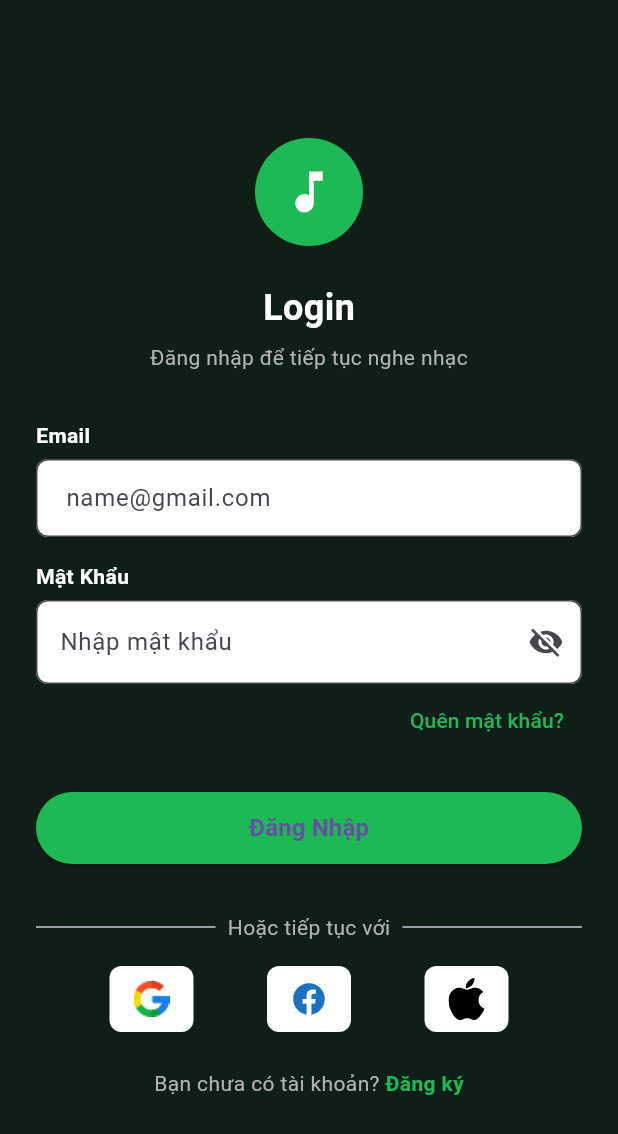
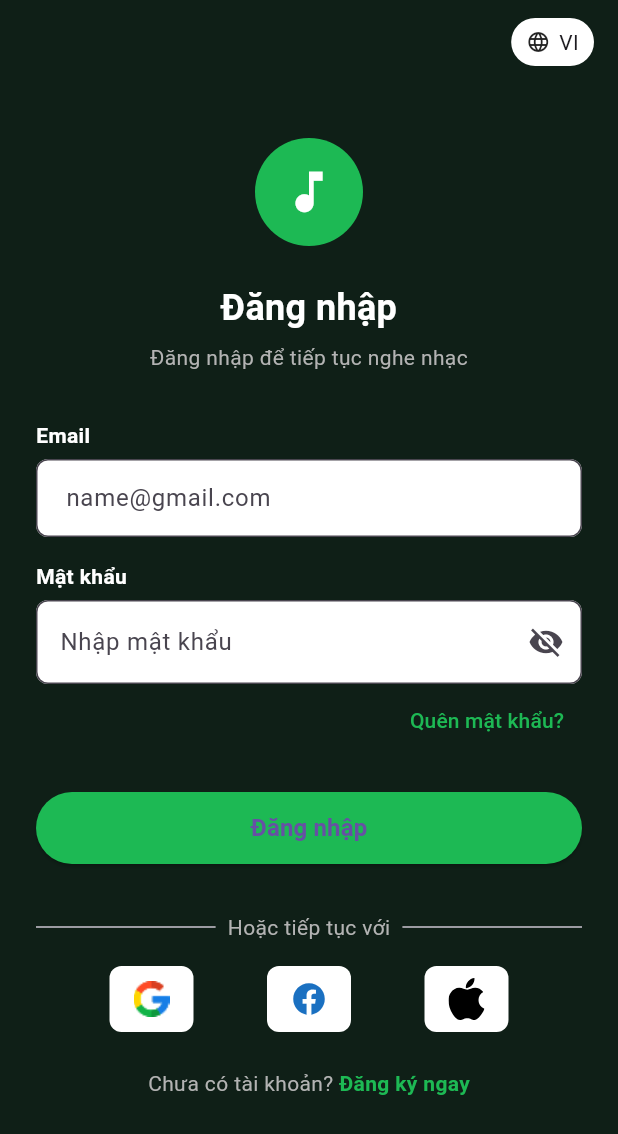
Before and after one commit to havando1302/2025_2_LTTBDD_N02_Nhom_08, a Flutter app: the screen it shows after launch, on a phone screen of 412 x 824 dp. Shown: the top 1134 px of the screen. Run offline on Flutter 3.47's test engine with Material 3 defaults, Android fonts, the phone set to English and light mode, and no system bars; our stand-ins replace flutter_svg, go_router.

Commit message:
Xây dựng chuyển đổi ngôn ngữ trang login

```diff
--- a/lib/views/login/login.dart
+++ b/lib/views/login/login.dart
@@ -1,6 +1,12 @@
 import 'package:flutter/material.dart';
+import 'package:flutter_svg/flutter_svg.dart';
+import 'package:provider/provider.dart';
+import 'package:go_router/go_router.dart';
 import 'package:musicbox/constants/app_colors.dart';
-import 'package:flutter_svg/flutter_svg.dart';
+import 'package:musicbox/controllers/user_controller.dart';
+import 'package:musicbox/models/user_model.dart';
+import 'package:musicbox/providers/app_provider.dart';
+import 'package:musicbox/translates/app_localizations.dart';
 
 class LoginPage extends StatefulWidget {
   const LoginPage({super.key});
@@ -13,10 +19,16 @@ class _LoginPageState extends State<LoginPage> {
   final TextEditingController emailController = TextEditingController();
   final TextEditingController passwordController = TextEditingController();
 
+  final UserController userController = UserController();
+
   bool obscurePassword = true;
 
   @override
   Widget build(BuildContext context) {
+    final localeProvider = context.watch<LocaleProvider>();
+    final lang = localeProvider.locale.languageCode.toUpperCase();
+    final t = AppLocalizations.of(context)!;
+
     return Scaffold(
       backgroundColor: Color(MyColor.pr1),
       body: SafeArea(
@@ -41,9 +53,10 @@ class _LoginPageState extends State<LoginPage> {
                         color: Colors.white,
                       ),
                     ),
+
                     const SizedBox(height: 24),
                     Text(
-                      "Login",
+                      t.login,
                       style: TextStyle(
                         fontSize: 24,
                         fontWeight: FontWeight.bold,
@@ -53,7 +66,7 @@ class _LoginPageState extends State<LoginPage> {
                     const SizedBox(height: 6),
 
                     Text(
-                      "Đăng nhập để tiếp tục nghe nhạc",
+                      t.loginSubtitle,
                       style: TextStyle(
                         fontSize: 14,
                         color: Color(MyColor.grey),
@@ -64,7 +77,7 @@ class _LoginPageState extends State<LoginPage> {
                     Align(
                       alignment: Alignment.centerLeft,
                       child: Text(
-                        "Email",
+                        t.email,
                         style: const TextStyle(
                           color: Color(MyColor.white),
                           fontWeight: FontWeight.w600,
@@ -73,6 +86,7 @@ class _LoginPageState extends State<LoginPage> {
                     ),
                     const SizedBox(height: 6),
                     TextField(
+                      controller: emailController,
                       decoration: InputDecoration(
                         hintText: "name@gmail.com",
                         filled: true,
@@ -86,11 +100,12 @@ class _LoginPageState extends State<LoginPage> {
                         ),
                       ),
                     ),
+
                     const SizedBox(height: 16),
                     Align(
                       alignment: Alignment.centerLeft,
                       child: Text(
-                        "Mật Khẩu",
+                        t.password,
                         style: const TextStyle(
                           color: Color(MyColor.white),
                           fontWeight: FontWeight.w600,
@@ -99,9 +114,10 @@ class _LoginPageState extends State<LoginPage> {
                     ),
                     const SizedBox(height: 6),
                     TextField(
+                      controller: passwordController,
                       obscureText: obscurePassword,
                       decoration: InputDecoration(
-                        hintText: "Nhập mật khẩu",
+                        hintText: t.enterPassword,
                         filled: true,
                         fillColor: Colors.white,
                         suffixIcon: IconButton(
@@ -126,12 +142,14 @@ class _LoginPageState extends State<LoginPage> {
                       child: TextButton(
                         onPressed: () {},
                         child: Text(
-                          "Quên mật khẩu?",
+                          t.forgotPassword,
                           style: TextStyle(color: Color(MyColor.pr4)),
                         ),
                       ),
                     ),
+
                     const SizedBox(height: 24),
+
                     SizedBox(
                       width: double.infinity,
                       height: 48,
@@ -142,9 +160,29 @@ class _LoginPageState extends State<LoginPage> {
                             borderRadius: BorderRadius.circular(24),
                           ),
                         ),
-                        onPressed: () {},
+                        onPressed: () {
+                          final email = emailController.text.trim();
+                          final pass = passwordController.text.trim();
+
+                          if (email.isEmpty || pass.isEmpty) {
+                            _showSnack(t.fillAll);
+                            return;
+                          }
+
+                          final UserModel? user = userController.login(
+                            email: email,
+                            password: pass,
+                          );
+
+                          if (user != null) {
+                            _showSnack("${t.welcome} ${user.name}");
+                            context.go('/home');
+                          } else {
+                            _showSnack(t.invalidLogin);
+                          }
+                        },
                         child: Text(
-                          "Đăng Nhập",
+                          t.login,
                           style: const TextStyle(
                             fontSize: 16,
                             fontWeight: FontWeight.w600,
@@ -152,6 +190,7 @@ class _LoginPageState extends State<LoginPage> {
                         ),
                       ),
                     ),
+
                     const SizedBox(height: 32),
                     Row(
                       children: [
@@ -159,13 +198,14 @@ class _LoginPageState extends State<LoginPage> {
                         Padding(
                           padding: const EdgeInsets.symmetric(horizontal: 8),
                           child: Text(
-                            "Hoặc tiếp tục với",
+                            t.orContinue,
                             style: TextStyle(color: Color(MyColor.grey)),
                           ),
                         ),
                         const Expanded(child: Divider()),
                       ],
                     ),
+
                     const SizedBox(height: 16),
 
                     Row(
@@ -183,11 +223,11 @@ class _LoginPageState extends State<LoginPage> {
                       mainAxisAlignment: MainAxisAlignment.center,
                       children: [
                         Text(
-                          "Bạn chưa có tài khoản? ",
+                          t.noAccount,
                           style: TextStyle(color: Color(MyColor.grey)),
                         ),
                         Text(
-                          "Đăng ký",
+                          t.signUp,
                           style: TextStyle(
                             color: Color(MyColor.pr4),
                             fontWeight: FontWeight.w600,
@@ -196,6 +236,31 @@ class _LoginPageState extends State<LoginPage> {
                       ],
                     ),
                   ],
+                ),
+              ),
+            ),
+
+            Positioned(
+              top: 12,
+              right: 16,
+              child: GestureDetector(
+                onTap: () => context.read<LocaleProvider>().toggle(),
+                child: Container(
+                  padding: const EdgeInsets.symmetric(
+                    horizontal: 10,
+                    vertical: 6,
+                  ),
+                  decoration: BoxDecoration(
+                    color: Colors.white,
+                    borderRadius: BorderRadius.circular(20),
+                  ),
+                  child: Row(
+                    children: [
+                      const Icon(Icons.language, size: 16),
+                      const SizedBox(width: 6),
+                      Text(lang),
+                    ],
+                  ),
                 ),
               ),
             ),
@@ -219,4 +284,16 @@ class _LoginPageState extends State<LoginPage> {
           : Image.asset(path, width: 24),
     );
   }
+
+  void _showSnack(String msg) {
+    ScaffoldMessenger.of(context).showSnackBar(
+      SnackBar(
+        content: Text(
+          msg,
+          style: TextStyle(color: Color(MyColor.black), fontSize: 24),
+        ),
+        backgroundColor: Color(MyColor.pr4),
+      ),
+    );
+  }
 }
```
